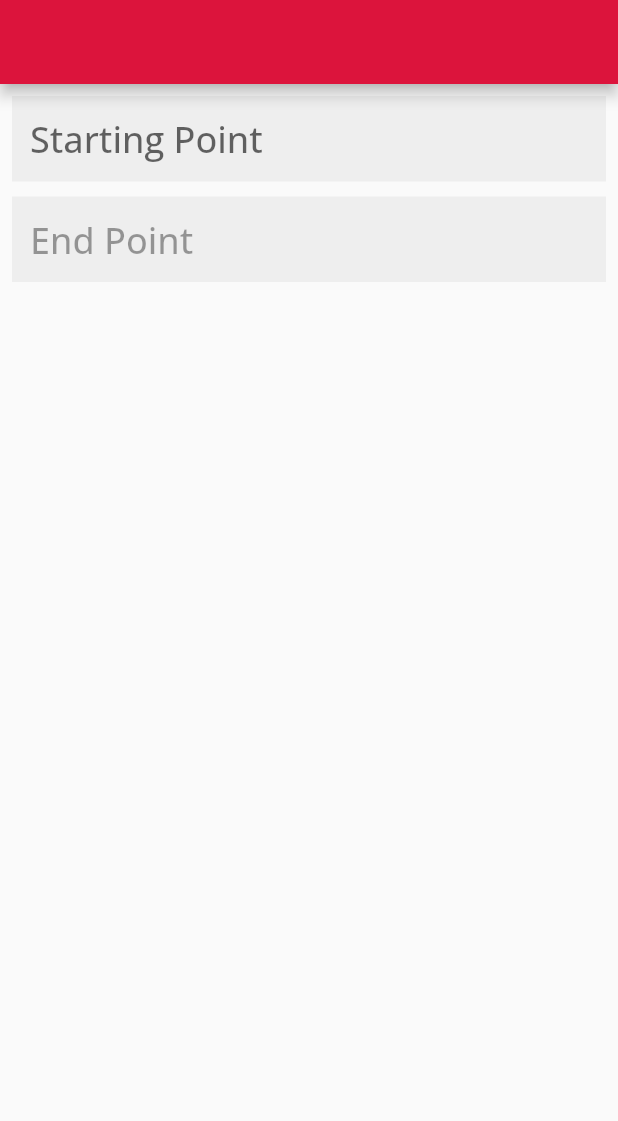
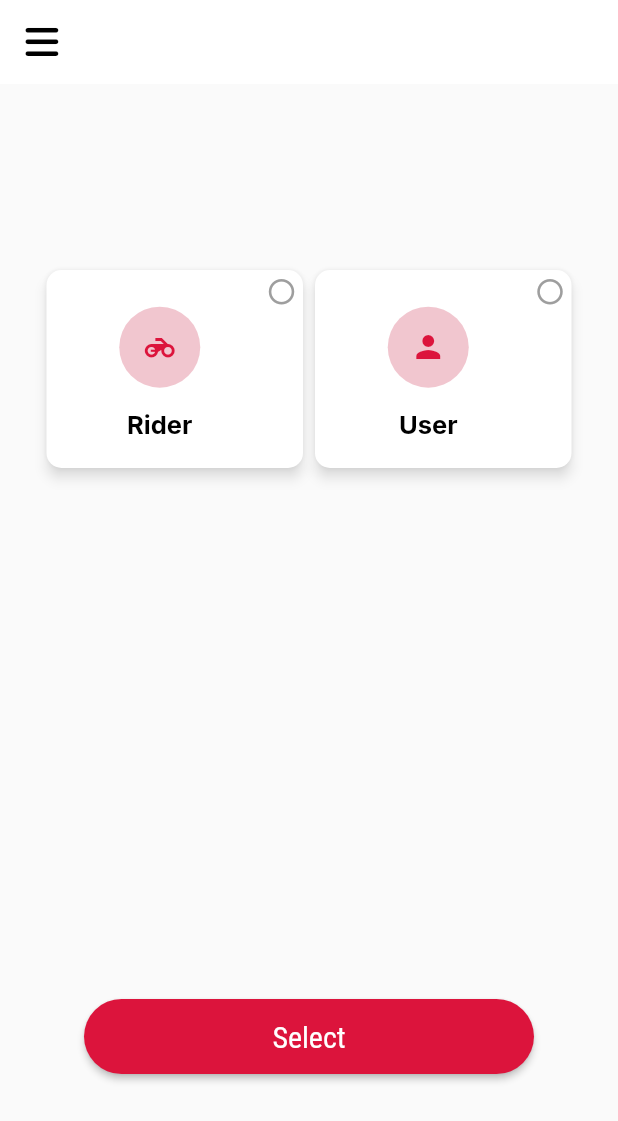
Before and after one commit to roshancypher15/sajilo_ventures, a Flutter app: the screen it shows after launch, on a phone screen of 412 x 824 dp. Shown: the top 1121 px of the screen. Run offline on Flutter 3.47's test engine with Material 2 defaults, Android fonts, the phone set to English and light mode, and no system bars; our stand-ins replace charts_flutter, firebase_auth, firebase_core, flutter_rating_bar, font_awesome_flutter, google_fonts and 3 more; missing offline and left inert: custom_info_window, date_time_format, flutter_polyline_points, google_place; accounts and stored records are empty.

Commit message:
user and rider account

```diff
--- a/sajilo_ventures/lib/main.dart
+++ b/sajilo_ventures/lib/main.dart
@@ -2,15 +2,21 @@ import 'package:flutter/material.dart';
 import 'package:google_fonts/google_fonts.dart';
 import 'package:provider/provider.dart';
 import 'package:sajilo_ventures/helper/all_trips_helper.dart';
+import 'package:sajilo_ventures/screens/dashboard.dart';
 import 'package:sajilo_ventures/screens/redirected_page.dart';
 import 'package:sajilo_ventures/screens/report_rider.dart';
+import 'package:sajilo_ventures/screens/ride_registration.dart';
+import 'package:sajilo_ventures/screens/user_or_rider.dart';
 import './screens/auto_complete.dart';
 
 import 'package:sajilo_ventures/screens/trip_summary.dart';
 
 import './helper/analytics_item.dart';
+import 'package:firebase_core/firebase_core.dart';
 
-void main() {
+void main() async {
+  WidgetsFlutterBinding.ensureInitialized();
+  await Firebase.initializeApp();
   runApp(const MyApp());
 }
 
@@ -49,14 +55,14 @@ class MyApp extends StatelessWidget {
         debugShowCheckedModeBanner: false,
         title: 'Flutter Demo',
         theme: ThemeData(
-          textTheme: GoogleFonts.openSansTextTheme(Theme.of(context).textTheme)
+          textTheme: GoogleFonts.interTextTheme(Theme.of(context).textTheme)
               .copyWith(
-                  headline1: GoogleFonts.openSans(
+                  headline1: GoogleFonts.inter(
                       textStyle: Theme.of(context).textTheme.headline1,
                       fontSize: 21,
                       color: Colors.black,
                       fontWeight: FontWeight.w700),
-                  bodyText1: GoogleFonts.robotoCondensed(
+                  bodyText1: GoogleFonts.inter(
                       textStyle: Theme.of(context).textTheme.bodyText1,
                       fontWeight: FontWeight.w700,
                       fontSize: 15)),
@@ -64,8 +70,10 @@ class MyApp extends StatelessWidget {
               primarySwatch:
                   buildMaterialColor(const Color.fromRGBO(220, 20, 60, 1))),
         ),
-        home: const AutoComplete(),
+        home: const UserOrRider(),
         routes: {
+          RideRegistration.routeName: (ctx) => const RideRegistration(),
+          Dashboard.routeName: (ctx) => const Dashboard(),
           TripSummary.routeName: (ctx) => const TripSummary(),
           RedirectedPage.routeName: (ctx) => const RedirectedPage(),
         },
--- a/sajilo_ventures/lib/screens/dashboard.dart
+++ b/sajilo_ventures/lib/screens/dashboard.dart
@@ -9,6 +9,7 @@ import '../widgets/growth_loss_indicator.dart';
 import '../widgets/radio_component.dart';
 
 class Dashboard extends StatefulWidget {
+  static const routeName = 'dashboard';
   const Dashboard({Key? key}) : super(key: key);
 
   @override
--- a/sajilo_ventures/lib/screens/ride_registration.dart
+++ b/sajilo_ventures/lib/screens/ride_registration.dart
@@ -4,6 +4,7 @@ import '../widgets/vehicle_dropdown.dart';
 import '../widgets/image_input.dart';
 
 class RideRegistration extends StatefulWidget {
+  static const routeName = 'rider-registration';
   const RideRegistration({Key? key}) : super(key: key);
 
   @override
@@ -92,7 +93,9 @@ class _RideRegistrationState extends State<RideRegistration> {
         bottomOpacity: 0.0,
         elevation: 0.0,
         leading: IconButton(
-            onPressed: () {},
+            onPressed: () {
+              Navigator.of(context).pop();
+            },
             icon: const Icon(
               Icons.arrow_back_ios,
               color: Colors.black,
--- /dev/null
+++ b/sajilo_ventures/lib/screens/user_or_rider.dart
@@ -0,0 +1,352 @@
+import 'package:flutter/material.dart';
+import 'package:flutter/services.dart';
+import 'package:font_awesome_flutter/font_awesome_flutter.dart';
+import 'package:google_fonts/google_fonts.dart';
+import 'package:firebase_auth/firebase_auth.dart';
+import 'package:sajilo_ventures/screens/dashboard.dart';
+import 'package:sajilo_ventures/screens/ride_registration.dart';
+
+class UserOrRider extends StatefulWidget {
+  const UserOrRider({Key? key}) : super(key: key);
+
+  @override
+  State<UserOrRider> createState() => _UserOrRiderState();
+}
+
+class _UserOrRiderState extends State<UserOrRider> {
+  var _isRider = false;
+  var _isUser = false;
+  var _error = false;
+  var _isLogin = true;
+  final _formKey = GlobalKey<FormState>();
+  var _email = '';
+  var _password = '';
+
+  //
+  final _auth = FirebaseAuth.instance;
+
+//
+//
+
+  void _findaccount(BuildContext context) async {
+    final _isValid = _formKey.currentState!.validate();
+    FocusScope.of(context).unfocus();
+
+    if (_isValid) {
+      _formKey.currentState!.save();
+      try {
+        if (_isLogin) {
+          final authresult = await _auth.signInWithEmailAndPassword(
+              email: _email, password: _password);
+          Navigator.pushNamed(context, Dashboard.routeName);
+        } else {
+          await _auth.createUserWithEmailAndPassword(
+              email: _email, password: _password);
+          Navigator.pushNamed(context, RideRegistration.routeName);
+        }
+      } catch (error) {
+        print(error);
+        Navigator.of(context).pop();
+        ScaffoldMessenger.of(context).showSnackBar(SnackBar(
+          content: const Text('Couldn\'t find Your account.'),
+          backgroundColor: Theme.of(context).errorColor,
+        ));
+      }
+    }
+  }
+
+  // String _validator(String raw) {
+  //   String result;
+  //   RegExp regExp = RegExp(r'^(\[.*\])(.*)$');
+
+  //   final RegExpMatch? match = regExp.firstMatch(raw);
+
+  //   if (match?.group(1) == null) {
+  //     result = raw;
+  //   } else {
+  //     result = match!.group(2).toString();
+  //   }
+  //   return result;
+  // }
+
+  _showdialog() async {
+    return showDialog(
+        context: context,
+        builder: (context) {
+          return StatefulBuilder(builder: (context, StateSetter setState) {
+            return AlertDialog(
+              content: Form(
+                key: _formKey,
+                child: Column(
+                  mainAxisSize: MainAxisSize.min,
+                  children: [
+                    TextFormField(
+                      autofocus: false,
+                      key: const ValueKey('email'),
+                      validator: (value) {
+                        if (value!.isEmpty || !value.contains('@gmail.com')) {
+                          return 'Please enter a valid email';
+                        } else {
+                          return null;
+                        }
+                      },
+                      decoration: const InputDecoration(
+                          labelText: 'Enter valid e-mail address.'),
+                      keyboardType: TextInputType.emailAddress,
+                      onSaved: (value) {
+                        _email = value!;
+                      },
+                    ),
+                    TextFormField(
+                      autofocus: false,
+                      key: const ValueKey('password'),
+                      validator: (value) {
+                        if (value!.isEmpty || value.length < 8) {
+                          return 'Password must be 8-characters';
+                        } else {
+                          return null;
+                        }
+                      },
+                      decoration:
+                          const InputDecoration(labelText: 'Enter a password.'),
+                      obscureText: true,
+                      onSaved: (value) {
+                        _password = value!;
+                      },
+                    ),
+                    const SizedBox(
+                      height: 30,
+                    ),
+                    Container(
+                      width: 250,
+                      height: 50,
+                      child: ElevatedButton(
+                        onPressed: (() {
+                          _findaccount(context);
+                        }),
+                        child: Text(
+                          _isLogin ? 'Log in' : 'Sign up',
+                          style: const TextStyle(
+                              fontFamily: 'RobotoCondensed',
+                              fontSize: 20,
+                              color: Colors.white),
+                        ),
+                        style: ElevatedButton.styleFrom(
+                            shape: const StadiumBorder()),
+                      ),
+                    ),
+                    TextButton(
+                        onPressed: () {
+                          setState(() {
+                            _isLogin = !_isLogin;
+                          });
+                        },
+                        child: Text(_isLogin
+                            ? 'Create an account.'
+                            : 'I already have an account')),
+                  ],
+                ),
+              ),
+            );
+          });
+        });
+  }
+
+  @override
+  Widget build(BuildContext context) {
+    return Scaffold(
+      appBar: AppBar(
+        bottomOpacity: 0.0,
+        elevation: 0.0,
+        leading: IconButton(
+            onPressed: () {},
+            icon: const FaIcon(
+              FontAwesomeIcons.bars,
+              color: Colors.black,
+              size: 25,
+            )),
+        backgroundColor: Colors.white,
+        title: const Text(''),
+        centerTitle: true,
+        titleTextStyle: Theme.of(context).textTheme.headline1,
+      ),
+      body: SingleChildScrollView(
+        child: Container(
+          margin: const EdgeInsets.only(
+            top: 120,
+          ),
+          child: Column(
+            children: [
+              Row(
+                mainAxisAlignment: MainAxisAlignment.center,
+                crossAxisAlignment: CrossAxisAlignment.center,
+                children: [
+                  Container(
+                    height: 140,
+                    width: 179,
+                    child: Card(
+                      shape: const RoundedRectangleBorder(
+                          borderRadius: BorderRadius.all(Radius.circular(10))),
+                      elevation: 3.5,
+                      shadowColor: Colors.white,
+                      child: InkWell(
+                        splashFactory: NoSplash.splashFactory,
+                        onTap: (() {
+                          setState(() {
+                            _isRider = true;
+                            _isUser = false;
+                          });
+                        }),
+                        child: Column(
+                          children: [
+                            FittedBox(
+                              child: Row(
+                                mainAxisAlignment: MainAxisAlignment.end,
+                                children: [
+                                  Padding(
+                                    padding: const EdgeInsets.only(
+                                      right: 5,
+                                      left: 180,
+                                      top: 5,
+                                    ),
+                                    child: Icon(
+                                      _isRider
+                                          ? Icons.check_circle
+                                          : Icons.circle_outlined,
+                                      size: 25,
+                                      color: _isRider
+                                          ? const Color.fromRGBO(220, 20, 60, 1)
+                                          : Colors.grey,
+                                    ),
+                                  )
+                                ],
+                              ),
+                            ),
+                            Padding(
+                              padding:
+                                  const EdgeInsets.only(right: 20, bottom: 10),
+                              child: CircleAvatar(
+                                  radius: 27,
+                                  child: Icon(
+                                    Icons.motorcycle,
+                                    color:
+                                        Theme.of(context).colorScheme.primary,
+                                  ),
+                                  backgroundColor:
+                                      const Color.fromARGB(255, 241, 198, 207)),
+                            ),
+                            Padding(
+                              padding: const EdgeInsets.only(
+                                  bottom: 8, right: 20, top: 5),
+                              child: Text('Rider',
+                                  style: GoogleFonts.inter(
+                                      textStyle: const TextStyle(
+                                          fontFamily: 'RobotoCondensed',
+                                          fontSize: 17,
+                                          fontWeight: FontWeight.w700,
+                                          color: Colors.black))),
+                            )
+                          ],
+                        ),
+                      ),
+                    ),
+                  ),
+                  Container(
+                    height: 140,
+                    width: 179,
+                    child: Card(
+                      shape: const RoundedRectangleBorder(
+                          borderRadius: BorderRadius.all(Radius.circular(10))),
+                      elevation: 3.5,
+                      shadowColor: Colors.white,
+                      child: InkWell(
+                        splashFactory: NoSplash.splashFactory,
+                        onTap: (() {
+                          setState(() {
+                            _isUser = true;
+                            _isRider = false;
+                          });
+                        }),
+                        child: Column(
+                          children: [
+                            FittedBox(
+                              child: Row(
+                                mainAxisAlignment: MainAxisAlignment.end,
+                                children: [
+                                  Padding(
+                                    padding: const EdgeInsets.only(
+                                      right: 5,
+                                      left: 180,
+                                      top: 5,
+                                    ),
+                                    child: Icon(
+                                      _isUser
+                                          ? Icons.check_circle
+                                          : Icons.circle_outlined,
+                                      size: 25,
+                                      color: _isUser
+                                          ? const Color.fromRGBO(220, 20, 60, 1)
+                                          : Colors.grey,
+                                    ),
+                                  )
+                                ],
+                              ),
+                            ),
+                            Padding(
+                              padding:
+                                  const EdgeInsets.only(right: 20, bottom: 10),
+                              child: CircleAvatar(
+                                  radius: 27,
+                                  child: Icon(
+                                    Icons.person,
+                                    color:
+                                        Theme.of(context).colorScheme.primary,
+                                  ),
+                                  backgroundColor:
+                                      const Color.fromARGB(255, 241, 198, 207)),
+                            ),
+                            Padding(
+                              padding: const EdgeInsets.only(
+                                  bottom: 8, right: 20, top: 5),
+                              child: Text('User',
+                                  style: GoogleFonts.inter(
+                                      textStyle: const TextStyle(
+                                          fontFamily: 'RobotoCondensed',
+                                          fontSize: 17,
+                                          fontWeight: FontWeight.w700,
+                                          color: Colors.black))),
+                            )
+                          ],
+                        ),
+                      ),
+                    ),
+                  ),
+                ],
+              ),
+              Container(
+                margin: const EdgeInsets.only(top: 350),
+                width: 300,
+                height: 50,
+                child: ElevatedButton(
+                  onPressed: (() {
+                    if (_isRider) {
+                      _showdialog();
+                    }
+                  }),
+                  child: const Text(
+                    'Select',
+                    style: TextStyle(
+                        fontFamily: 'RobotoCondensed',
+                        fontSize: 20,
+                        color: Colors.white),
+                  ),
+                  style: ElevatedButton.styleFrom(shape: const StadiumBorder()),
+                ),
+              ),
+            ],
+          ),
+        ),
+      ),
+    );
+  }
+}
--- a/sajilo_ventures/lib/tripswidgets/trip_item_widget.dart
+++ b/sajilo_ventures/lib/tripswidgets/trip_item_widget.dart
@@ -106,7 +106,7 @@ class _TripItemState extends State<TripItemWidget> {
                       ),
                       const SizedBox(height: 20),
                       Text(widget.destination,
-                          style: GoogleFonts.openSans(
+                          style: GoogleFonts.inter(
                               textStyle: const TextStyle(
                             fontWeight: FontWeight.w500,
                             letterSpacing: 0.5,
--- a/sajilo_ventures/pubspec.yaml
+++ b/sajilo_ventures/pubspec.yaml
@@ -48,6 +48,11 @@ dependencies:
   custom_info_window: ^1.0.1
   google_place: ^0.4.7
   google_maps_webservice: ^0.0.19
+  cloud_firestore: ^3.1.17
+  firebase_auth: ^3.3.19
+  font_awesome_flutter: ^10.1.0
+  location: ^4.4.0
+  firebase_core: ^1.17.1
 
 dev_dependencies:
   flutter_test:
```
Also changed, not shown: sajilo_ventures/lib/screens/redirected_page.dart (+7 -2 lines), sajilo_ventures/pubspec.lock, 3 other files.
